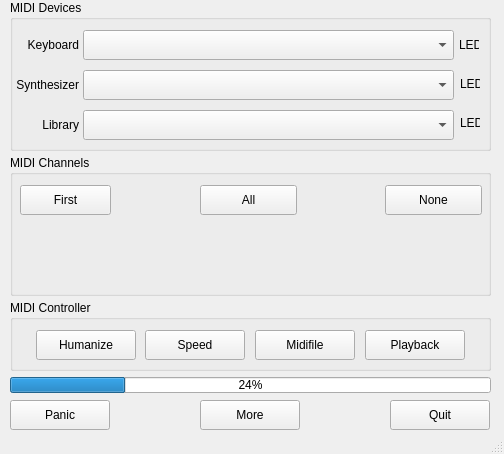
This is src/mainwindow.ui in obook/I-like-Chopin as Qt 5 draws it before an edit. The edited form follows.
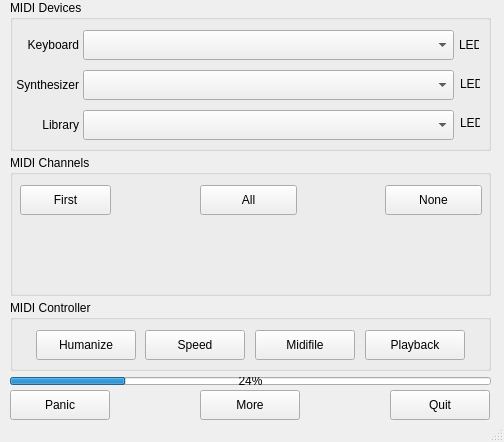
This is the edited form.

Diff of the .ui file:
```diff
--- a/src/mainwindow.ui
+++ b/src/mainwindow.ui
@@ -7,7 +7,7 @@
     <x>0</x>
     <y>0</y>
     <width>504</width>
-    <height>454</height>
+    <height>442</height>
    </rect>
   </property>
   <property name="windowTitle">
@@ -18,7 +18,7 @@
     <property name="geometry">
      <rect>
       <x>390</x>
-      <y>400</y>
+      <y>390</y>
       <width>100</width>
       <height>30</height>
      </rect>
@@ -230,7 +230,7 @@
     <property name="geometry">
      <rect>
       <x>10</x>
-      <y>400</y>
+      <y>390</y>
       <width>100</width>
       <height>30</height>
      </rect>
@@ -326,7 +326,7 @@
     <property name="geometry">
      <rect>
       <x>200</x>
-      <y>400</y>
+      <y>390</y>
       <width>100</width>
       <height>30</height>
      </rect>
@@ -341,7 +341,7 @@
       <x>10</x>
       <y>377</y>
       <width>481</width>
-      <height>16</height>
+      <height>8</height>
      </rect>
     </property>
     <property name="value">
```
